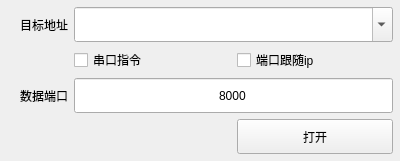
The window that ui/连接界面/link_system.ui (sunningxiao/RFSdemo) describes before a commit, drawn with Qt 5.
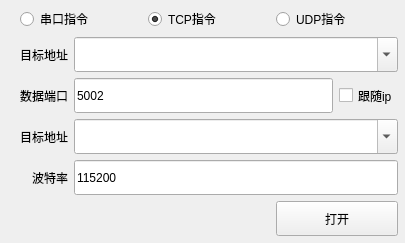
The same window after the commit.

Commit message: 兼容 TCP与串口指令 支撑参数配置小数 解决配置小数判断条件与文件下发判断条件冲突

What changed in the file:
```diff
--- a/ui/连接界面/link_system.ui
+++ b/ui/连接界面/link_system.ui
@@ -6,8 +6,8 @@
    <rect>
     <x>0</x>
     <y>0</y>
-    <width>400</width>
-    <height>161</height>
+    <width>405</width>
+    <height>240</height>
    </rect>
   </property>
   <property name="windowTitle">
@@ -40,8 +40,41 @@
      <property name="bottomMargin">
       <number>7</number>
      </property>
-     <item row="0" column="0">
-      <layout class="QGridLayout" name="gridLayout_3">
+     <item row="0" column="2">
+      <widget class="QRadioButton" name="chk_tcp_cmd">
+       <property name="sizePolicy">
+        <sizepolicy hsizetype="Expanding" vsizetype="Fixed">
+         <horstretch>0</horstretch>
+         <verstretch>0</verstretch>
+        </sizepolicy>
+       </property>
+       <property name="text">
+        <string>TCP指令</string>
+       </property>
+       <property name="checked">
+        <bool>true</bool>
+       </property>
+       <attribute name="buttonGroup">
+        <string notr="true">buttonGroup</string>
+       </attribute>
+      </widget>
+     </item>
+     <item row="0" column="1">
+      <widget class="QRadioButton" name="chk_serial_cmd">
+       <property name="sizePolicy">
+        <sizepolicy hsizetype="Expanding" vsizetype="Fixed">
+         <horstretch>0</horstretch>
+         <verstretch>0</verstretch>
+        </sizepolicy>
+       </property>
+       <property name="text">
+        <string>串口指令</string>
+       </property>
+       <attribute name="buttonGroup">
+        <string notr="true">buttonGroup</string>
+       </attribute>
+      </widget>
+     </item>
        <item row="0" column="0" rowspan="4">
         <widget class="QLabel" name="label_logo">
          <property name="sizePolicy">
@@ -50,60 +83,31 @@
            <verstretch>0</verstretch>
           </sizepolicy>
          </property>
+       <property name="maximumSize">
+        <size>
+         <width>100</width>
+         <height>78</height>
+        </size>
+       </property>
          <property name="text">
           <string/>
          </property>
         </widget>
        </item>
-       <item row="2" column="1">
-        <widget class="QLabel" name="label_3">
+     <item row="0" column="3">
+      <widget class="QRadioButton" name="chk_udp_cmd">
          <property name="sizePolicy">
-          <sizepolicy hsizetype="Preferred" vsizetype="Preferred">
+        <sizepolicy hsizetype="Expanding" vsizetype="Fixed">
            <horstretch>0</horstretch>
            <verstretch>0</verstretch>
           </sizepolicy>
          </property>
          <property name="text">
-          <string>数据端口</string>
-         </property>
-         <property name="alignment">
-          <set>Qt::AlignRight|Qt::AlignTrailing|Qt::AlignVCenter</set>
-         </property>
-        </widget>
-       </item>
-       <item row="0" column="1">
-        <widget class="QLabel" name="label_2">
-         <property name="sizePolicy">
-          <sizepolicy hsizetype="Preferred" vsizetype="Preferred">
-           <horstretch>0</horstretch>
-           <verstretch>0</verstretch>
-          </sizepolicy>
-         </property>
-         <property name="text">
-          <string>目标地址</string>
-         </property>
-         <property name="alignment">
-          <set>Qt::AlignRight|Qt::AlignTrailing|Qt::AlignVCenter</set>
-         </property>
-        </widget>
-       </item>
-       <item row="0" column="2" colspan="2">
-        <widget class="QComboBox" name="select_addr">
-         <property name="sizePolicy">
-          <sizepolicy hsizetype="Preferred" vsizetype="Fixed">
-           <horstretch>0</horstretch>
-           <verstretch>0</verstretch>
-          </sizepolicy>
-         </property>
-         <property name="minimumSize">
-          <size>
-           <width>0</width>
-           <height>35</height>
-          </size>
-         </property>
-         <property name="editable">
-          <bool>true</bool>
-         </property>
+        <string>UDP指令</string>
+       </property>
+       <attribute name="buttonGroup">
+        <string notr="true">buttonGroup</string>
+       </attribute>
         </widget>
        </item>
        <item row="3" column="3">
@@ -131,55 +135,209 @@
          </property>
         </widget>
        </item>
+     <item row="2" column="1" colspan="3">
+      <widget class="QWidget" name="widget_serial" native="true">
+       <layout class="QGridLayout" name="gridLayout_4">
+        <property name="leftMargin">
+         <number>0</number>
+        </property>
+        <property name="topMargin">
+         <number>0</number>
+        </property>
+        <property name="rightMargin">
+         <number>0</number>
+        </property>
+        <property name="bottomMargin">
+         <number>0</number>
+        </property>
+        <item row="0" column="1">
+         <widget class="QComboBox" name="select_serial_addr">
+          <property name="sizePolicy">
+           <sizepolicy hsizetype="Preferred" vsizetype="Fixed">
+            <horstretch>0</horstretch>
+            <verstretch>0</verstretch>
+           </sizepolicy>
+          </property>
+          <property name="minimumSize">
+           <size>
+            <width>0</width>
+            <height>35</height>
+           </size>
+          </property>
+          <property name="editable">
+           <bool>true</bool>
+          </property>
+         </widget>
+        </item>
+        <item row="0" column="0">
+         <widget class="QLabel" name="label_4">
+          <property name="sizePolicy">
+           <sizepolicy hsizetype="Preferred" vsizetype="Preferred">
+            <horstretch>0</horstretch>
+            <verstretch>0</verstretch>
+           </sizepolicy>
+          </property>
+          <property name="text">
+           <string>目标地址</string>
+          </property>
+          <property name="alignment">
+           <set>Qt::AlignRight|Qt::AlignTrailing|Qt::AlignVCenter</set>
+          </property>
+         </widget>
+        </item>
+        <item row="1" column="0">
+         <widget class="QLabel" name="label_5">
+          <property name="sizePolicy">
+           <sizepolicy hsizetype="Preferred" vsizetype="Preferred">
+            <horstretch>0</horstretch>
+            <verstretch>0</verstretch>
+           </sizepolicy>
+          </property>
+          <property name="text">
+           <string>波特率</string>
+          </property>
+          <property name="alignment">
+           <set>Qt::AlignRight|Qt::AlignTrailing|Qt::AlignVCenter</set>
+          </property>
+         </widget>
+        </item>
+        <item row="1" column="1">
+         <widget class="QLineEdit" name="txt_baud">
+          <property name="minimumSize">
+           <size>
+            <width>0</width>
+            <height>35</height>
+           </size>
+          </property>
+          <property name="maximumSize">
+           <size>
+            <width>16777215</width>
+            <height>35</height>
+           </size>
+          </property>
+          <property name="text">
+           <string>115200</string>
+          </property>
+          <property name="alignment">
+           <set>Qt::AlignLeading|Qt::AlignLeft|Qt::AlignVCenter</set>
+          </property>
+         </widget>
+        </item>
+       </layout>
+      </widget>
+     </item>
+     <item row="1" column="1" colspan="3">
+      <widget class="QWidget" name="widget_tcp" native="true">
+       <layout class="QGridLayout" name="gridLayout_5">
+        <property name="leftMargin">
+         <number>0</number>
+        </property>
+        <property name="topMargin">
+         <number>0</number>
+        </property>
+        <property name="rightMargin">
+         <number>0</number>
+        </property>
+        <property name="bottomMargin">
+         <number>0</number>
+        </property>
+        <item row="1" column="0">
+         <widget class="QLabel" name="label_7">
+          <property name="sizePolicy">
+           <sizepolicy hsizetype="Preferred" vsizetype="Preferred">
+            <horstretch>0</horstretch>
+            <verstretch>0</verstretch>
+           </sizepolicy>
+          </property>
+          <property name="text">
+           <string>数据端口</string>
+          </property>
+          <property name="alignment">
+           <set>Qt::AlignRight|Qt::AlignTrailing|Qt::AlignVCenter</set>
+          </property>
+         </widget>
+        </item>
+        <item row="1" column="1">
+         <widget class="QLineEdit" name="txt_tcp_port">
+          <property name="sizePolicy">
+           <sizepolicy hsizetype="Expanding" vsizetype="Preferred">
+            <horstretch>0</horstretch>
+            <verstretch>0</verstretch>
+           </sizepolicy>
+          </property>
+          <property name="minimumSize">
+           <size>
+            <width>0</width>
+            <height>35</height>
+           </size>
+          </property>
+          <property name="maximumSize">
+           <size>
+            <width>16777215</width>
+            <height>35</height>
+           </size>
+          </property>
+          <property name="text">
+           <string>5002</string>
+          </property>
+          <property name="alignment">
+           <set>Qt::AlignLeading|Qt::AlignLeft|Qt::AlignVCenter</set>
+          </property>
+         </widget>
+        </item>
+        <item row="0" column="0">
+         <widget class="QLabel" name="label_6">
+          <property name="sizePolicy">
+           <sizepolicy hsizetype="Preferred" vsizetype="Preferred">
+            <horstretch>0</horstretch>
+            <verstretch>0</verstretch>
+           </sizepolicy>
+          </property>
+          <property name="text">
+           <string>目标地址</string>
+          </property>
+          <property name="alignment">
+           <set>Qt::AlignRight|Qt::AlignTrailing|Qt::AlignVCenter</set>
+          </property>
+         </widget>
+        </item>
        <item row="1" column="2">
-        <widget class="QCheckBox" name="chk_use_serial">
-         <property name="sizePolicy">
-          <sizepolicy hsizetype="Expanding" vsizetype="Fixed">
-           <horstretch>0</horstretch>
-           <verstretch>0</verstretch>
-          </sizepolicy>
-         </property>
-         <property name="text">
-          <string>串口指令</string>
-         </property>
-         <property name="checked">
-          <bool>false</bool>
-         </property>
-        </widget>
-       </item>
-       <item row="1" column="3">
         <widget class="QCheckBox" name="chk_follow">
+          <property name="sizePolicy">
+           <sizepolicy hsizetype="Minimum" vsizetype="Preferred">
+            <horstretch>0</horstretch>
+            <verstretch>0</verstretch>
+           </sizepolicy>
+          </property>
          <property name="text">
-          <string>端口跟随ip</string>
+           <string>跟随ip</string>
          </property>
          <property name="checked">
           <bool>false</bool>
          </property>
         </widget>
        </item>
-       <item row="2" column="2" colspan="2">
-        <widget class="QLineEdit" name="txt_port">
+        <item row="0" column="1" colspan="2">
+         <widget class="QComboBox" name="select_tcp_addr">
+          <property name="sizePolicy">
+           <sizepolicy hsizetype="Preferred" vsizetype="Preferred">
+            <horstretch>0</horstretch>
+            <verstretch>0</verstretch>
+           </sizepolicy>
+          </property>
          <property name="minimumSize">
           <size>
            <width>0</width>
            <height>35</height>
           </size>
          </property>
-         <property name="maximumSize">
-          <size>
-           <width>16777215</width>
-           <height>35</height>
-          </size>
-         </property>
-         <property name="text">
-          <string>8000</string>
-         </property>
-         <property name="alignment">
-          <set>Qt::AlignCenter</set>
+          <property name="editable">
+           <bool>true</bool>
          </property>
         </widget>
        </item>
       </layout>
+      </widget>
      </item>
     </layout>
    </item>
```
Left out of the diff: 3 changed lines with no effect on the pictures. Lines whose indentation alone changed are shown as unchanged. The commit also changes 11 other files.
